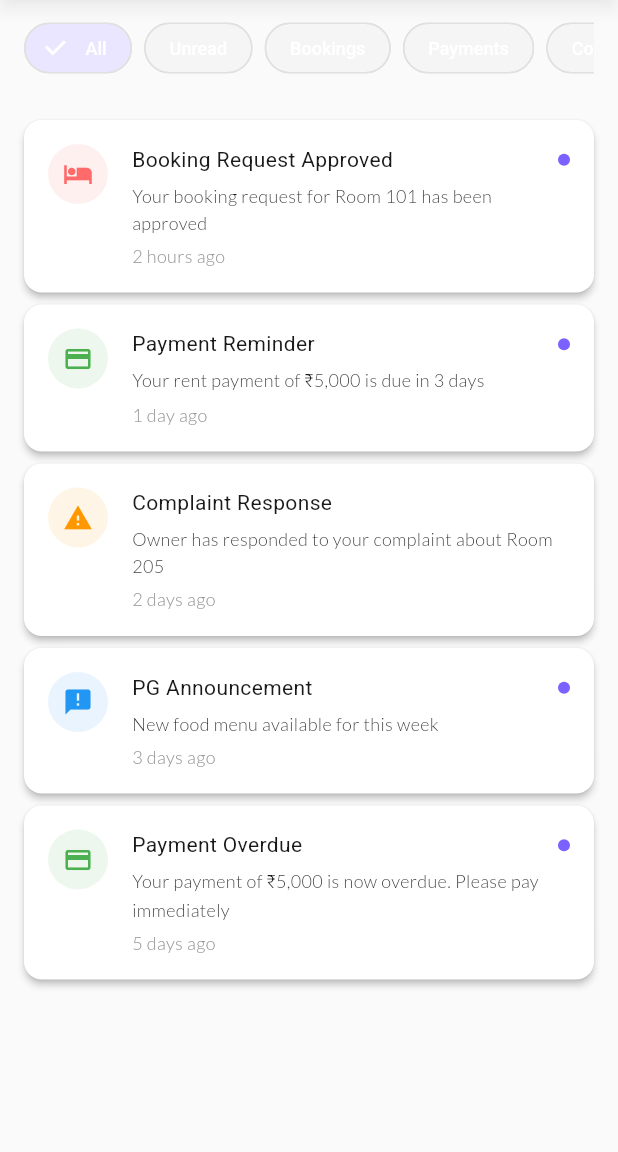
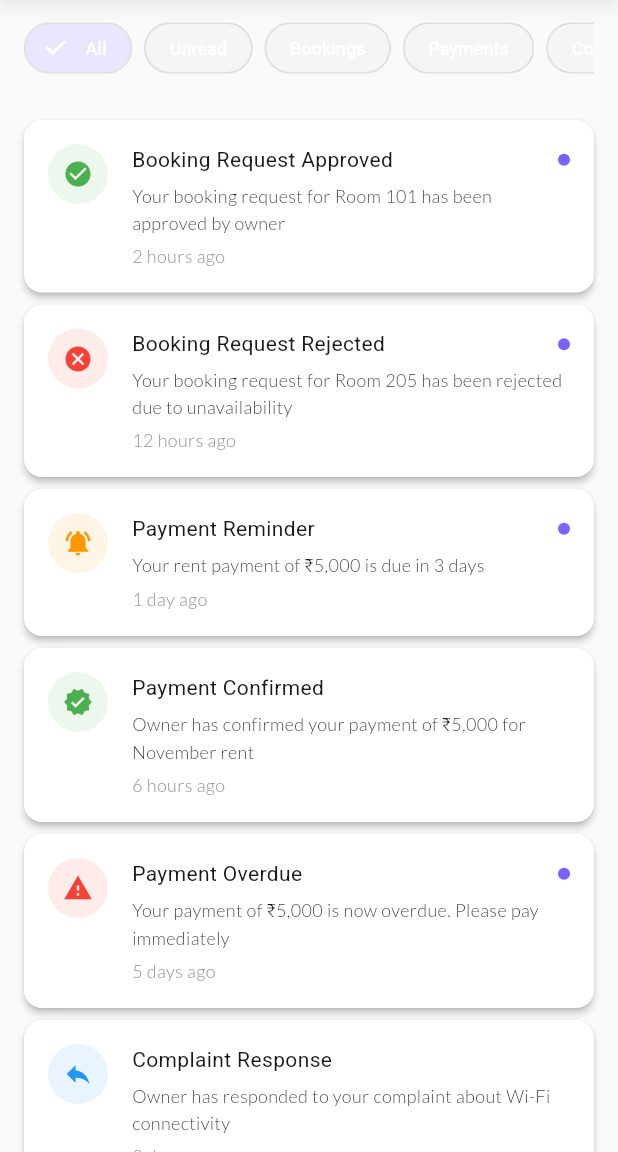
Before and after one commit to bantirathodtech/atitia, a Flutter app: the GuestNotificationsScreen screen opened by its route, on a phone screen of 412 x 824 dp, the part 84-1236 px from its top. Run offline on Flutter 3.47's test engine with Material 3 defaults, Android fonts, the phone set to English and light mode, and no system bars; our stand-ins replace cached_network_image, cloud_firestore, cloud_functions, connectivity_plus, equatable, firebase_analytics and 15 more; missing offline and left inert: encrypt, firebase_app_check, firebase_performance, google_sign_in_all_platforms; accounts and stored records are empty; statements that could not run were skipped; project files that could hold a hidden picture were left out.

Commit message:
feat(notifications): implement complete role-based communication system
Owner Notifications (receives FROM guests):
- Add filters: Complaints, Bed Changes, Services
- Notification types: booking_request, payment_received, complaint_filed, bed_change_request, service_request
- Updated icons and colors for each notification type
- Sample data reflects guest → owner communication

Guest Notifications (receives FROM owner):
- Add filters: Bed Changes, Services
- Notification types: booking_approved/rejected, payment_reminder/confirmed/overdue, complaint_response, bed_change_approved/rejected, pg_announcement, service_response
- Updated icons and colors for each notification type
- Sample data reflects owner → guest communication

Complete bidirectional communication flow:
- Guest → Owner: Booking requests, payments, complaints, bed changes, service requests
- Owner → Guest: Booking responses, payment updates, complaint responses, bed change responses, PG announcements, service responses

```diff
--- a/lib/feature/guest_dashboard/notifications/view/screens/guest_notifications_screen.dart
+++ b/lib/feature/guest_dashboard/notifications/view/screens/guest_notifications_screen.dart
@@ -9,12 +9,11 @@ import 'package:flutter/material.dart';
 import '../../../../../common/styles/colors.dart';
 import '../../../../../common/styles/spacing.dart';
 import '../../../../../common/widgets/app_bars/adaptive_app_bar.dart';
-import '../../../../../common/widgets/drawers/guest_drawer.dart';
+import '../../../../../common/widgets/cards/adaptive_card.dart';
+import '../../../../../common/widgets/indicators/empty_state.dart';
 import '../../../../../common/widgets/text/body_text.dart';
 import '../../../../../common/widgets/text/caption_text.dart';
-import '../../../../../common/widgets/cards/adaptive_card.dart';
-import '../../../../../common/widgets/indicators/empty_state.dart';
-import '../../../../../common/widgets/chips/filter_chip.dart';
+import '../../../shared/widgets/guest_drawer.dart';
 
 /// Notifications screen for guests
 class GuestNotificationsScreen extends StatefulWidget {
@@ -28,47 +27,79 @@ class GuestNotificationsScreen extends StatefulWidget {
 class _GuestNotificationsScreenState extends State<GuestNotificationsScreen> {
   String _selectedFilter = 'All';
 
-  // Sample notifications data based on guest usage
+  // Sample notifications data - Guest receives notifications FROM owner
   final List<Map<String, dynamic>> _notifications = [
     {
       'id': '1',
       'title': 'Booking Request Approved',
-      'body': 'Your booking request for Room 101 has been approved',
-      'type': 'booking',
+      'body': 'Your booking request for Room 101 has been approved by owner',
+      'type': 'booking_approved',
       'timestamp': DateTime.now().subtract(const Duration(hours: 2)),
       'read': false,
     },
     {
       'id': '2',
+      'title': 'Booking Request Rejected',
+      'body': 'Your booking request for Room 205 has been rejected due to unavailability',
+      'type': 'booking_rejected',
+      'timestamp': DateTime.now().subtract(const Duration(hours: 12)),
+      'read': false,
+    },
+    {
+      'id': '3',
       'title': 'Payment Reminder',
       'body': 'Your rent payment of ₹5,000 is due in 3 days',
-      'type': 'payment',
+      'type': 'payment_reminder',
       'timestamp': DateTime.now().subtract(const Duration(days: 1)),
       'read': false,
     },
     {
-      'id': '3',
-      'title': 'Complaint Response',
-      'body': 'Owner has responded to your complaint about Room 205',
-      'type': 'complaint',
-      'timestamp': DateTime.now().subtract(const Duration(days: 2)),
+      'id': '4',
+      'title': 'Payment Confirmed',
+      'body': 'Owner has confirmed your payment of ₹5,000 for November rent',
+      'type': 'payment_confirmed',
+      'timestamp': DateTime.now().subtract(const Duration(hours: 6)),
       'read': true,
-    },
-    {
-      'id': '4',
-      'title': 'PG Announcement',
-      'body': 'New food menu available for this week',
-      'type': 'pg_update',
-      'timestamp': DateTime.now().subtract(const Duration(days: 3)),
-      'read': false,
     },
     {
       'id': '5',
       'title': 'Payment Overdue',
       'body': 'Your payment of ₹5,000 is now overdue. Please pay immediately',
-      'type': 'payment',
+      'type': 'payment_overdue',
       'timestamp': DateTime.now().subtract(const Duration(days: 5)),
       'read': false,
+    },
+    {
+      'id': '6',
+      'title': 'Complaint Response',
+      'body': 'Owner has responded to your complaint about Wi-Fi connectivity',
+      'type': 'complaint_response',
+      'timestamp': DateTime.now().subtract(const Duration(days: 2)),
+      'read': true,
+    },
+    {
+      'id': '7',
+      'title': 'Bed Change Approved',
+      'body': 'Your bed change request from Room 101 to Room 205 has been approved',
+      'type': 'bed_change_approved',
+      'timestamp': DateTime.now().subtract(const Duration(hours: 8)),
+      'read': false,
+    },
+    {
+      'id': '8',
+      'title': 'PG Announcement',
+      'body': 'New food menu available for this week. Check the food section',
+      'type': 'pg_announcement',
+      'timestamp': DateTime.now().subtract(const Duration(days: 3)),
+      'read': false,
+    },
+    {
+      'id': '9',
+      'title': 'Service Request Resolved',
+      'body': 'Owner has resolved your service request for AC repair in Room 205',
+      'type': 'service_response',
+      'timestamp': DateTime.now().subtract(const Duration(hours: 4)),
+      'read': true,
     },
   ];
 
@@ -132,7 +163,11 @@ class _GuestNotificationsScreenState extends State<GuestNotificationsScreen> {
             const SizedBox(width: AppSpacing.paddingS),
             _buildFilterChip('Complaints'),
             const SizedBox(width: AppSpacing.paddingS),
+            _buildFilterChip('Bed Changes'),
+            const SizedBox(width: AppSpacing.paddingS),
             _buildFilterChip('PG Updates'),
+            const SizedBox(width: AppSpacing.paddingS),
+            _buildFilterChip('Services'),
           ],
         ),
       ),
@@ -159,19 +194,34 @@ class _GuestNotificationsScreenState extends State<GuestNotificationsScreen> {
       return _notifications.where((n) => !(n['read'] as bool)).toList();
     } else if (_selectedFilter == 'Bookings') {
       return _notifications
-          .where((n) => n['type'] == 'booking')
+          .where((n) =>
+              n['type'] == 'booking_approved' ||
+              n['type'] == 'booking_rejected')
           .toList();
     } else if (_selectedFilter == 'Payments') {
       return _notifications
-          .where((n) => n['type'] == 'payment')
+          .where((n) =>
+              n['type'] == 'payment_reminder' ||
+              n['type'] == 'payment_confirmed' ||
+              n['type'] == 'payment_overdue')
           .toList();
     } else if (_selectedFilter == 'Complaints') {
       return _notifications
-          .where((n) => n['type'] == 'complaint')
+          .where((n) => n['type'] == 'complaint_response')
+          .toList();
+    } else if (_selectedFilter == 'Bed Changes') {
+      return _notifications
+          .where((n) =>
+              n['type'] == 'bed_change_approved' ||
+              n['type'] == 'bed_change_rejected')
           .toList();
     } else if (_selectedFilter == 'PG Updates') {
       return _notifications
-          .where((n) => n['type'] == 'pg_update')
+          .where((n) => n['type'] == 'pg_announcement')
+          .toList();
+    } else if (_selectedFilter == 'Services') {
+      return _notifications
+          .where((n) => n['type'] == 'service_response')
           .toList();
     }
     return _notifications;
@@ -249,13 +299,25 @@ class _GuestNotificationsScreenState extends State<GuestNotificationsScreen> {
 
   Color _getNotificationColor(String type) {
     switch (type) {
-      case 'booking':
+      case 'booking_approved':
+        return Colors.green;
+      case 'booking_rejected':
+        return Colors.red;
+      case 'payment_reminder':
+        return Colors.orange;
+      case 'payment_confirmed':
+        return Colors.green;
+      case 'payment_overdue':
+        return Colors.red;
+      case 'complaint_response':
+        return Colors.blue;
+      case 'bed_change_approved':
+        return Colors.green;
+      case 'bed_change_rejected':
+        return Colors.red;
+      case 'pg_announcement':
         return AppColors.secondary;
-      case 'payment':
-        return Colors.green;
-      case 'complaint':
-        return Colors.orange;
-      case 'pg_update':
+      case 'service_response':
         return Colors.blue;
       default:
         return AppColors.primary;
@@ -264,14 +326,26 @@ class _GuestNotificationsScreenState extends State<GuestNotificationsScreen> {
 
   IconData _getNotificationIcon(String type) {
     switch (type) {
-      case 'booking':
-        return Icons.hotel;
-      case 'payment':
-        return Icons.payment;
-      case 'complaint':
-        return Icons.report_problem;
-      case 'pg_update':
+      case 'booking_approved':
+        return Icons.check_circle;
+      case 'booking_rejected':
+        return Icons.cancel;
+      case 'payment_reminder':
+        return Icons.notifications_active;
+      case 'payment_confirmed':
+        return Icons.verified;
+      case 'payment_overdue':
+        return Icons.warning;
+      case 'complaint_response':
+        return Icons.reply;
+      case 'bed_change_approved':
+        return Icons.check_circle;
+      case 'bed_change_rejected':
+        return Icons.cancel;
+      case 'pg_announcement':
         return Icons.announcement;
+      case 'service_response':
+        return Icons.build;
       default:
         return Icons.notifications;
     }
--- a/lib/feature/owner_dashboard/notifications/view/screens/owner_notifications_screen.dart
+++ b/lib/feature/owner_dashboard/notifications/view/screens/owner_notifications_screen.dart
@@ -27,13 +27,13 @@ class OwnerNotificationsScreen extends StatefulWidget {
 class _OwnerNotificationsScreenState extends State<OwnerNotificationsScreen> {
   String _selectedFilter = 'All';
 
-  // Sample notifications data
+  // Sample notifications data - Owner receives notifications FROM guests
   final List<Map<String, dynamic>> _notifications = [
     {
       'id': '1',
       'title': 'New Booking Request',
       'body': 'Guest John Doe requested booking for Room 101',
-      'type': 'booking',
+      'type': 'booking_request',
       'timestamp': DateTime.now().subtract(const Duration(hours: 2)),
       'read': false,
     },
@@ -41,15 +41,31 @@ class _OwnerNotificationsScreenState extends State<OwnerNotificationsScreen> {
       'id': '2',
       'title': 'Payment Received',
       'body': 'Payment of ₹5,000 received from Guest ABC',
-      'type': 'payment',
+      'type': 'payment_received',
       'timestamp': DateTime.now().subtract(const Duration(days: 1)),
       'read': false,
     },
     {
       'id': '3',
+      'title': 'Complaint Filed',
+      'body': 'Guest XYZ filed a complaint about Wi-Fi connectivity in Room 205',
+      'type': 'complaint_filed',
+      'timestamp': DateTime.now().subtract(const Duration(hours: 5)),
+      'read': false,
+    },
+    {
+      'id': '4',
+      'title': 'Bed Change Request',
+      'body': 'Guest ABC requested bed change from Room 101 to Room 205',
+      'type': 'bed_change_request',
+      'timestamp': DateTime.now().subtract(const Duration(days: 1)),
+      'read': true,
+    },
+    {
+      'id': '5',
       'title': 'Service Request',
-      'body': 'New service request for Room 205',
-      'type': 'service',
+      'body': 'New service request for Room 205 - AC not working',
+      'type': 'service_request',
       'timestamp': DateTime.now().subtract(const Duration(days: 2)),
       'read': true,
     },
@@ -115,6 +131,10 @@ class _OwnerNotificationsScreenState extends State<OwnerNotificationsScreen> {
             const SizedBox(width: AppSpacing.paddingS),
             _buildFilterChip('Payments'),
             const SizedBox(width: AppSpacing.paddingS),
+            _buildFilterChip('Complaints'),
+            const SizedBox(width: AppSpacing.paddingS),
+            _buildFilterChip('Bed Changes'),
+            const SizedBox(width: AppSpacing.paddingS),
             _buildFilterChip('Services'),
           ],
         ),
@@ -140,11 +160,28 @@ class _OwnerNotificationsScreenState extends State<OwnerNotificationsScreen> {
       return _notifications;
     } else if (_selectedFilter == 'Unread') {
       return _notifications.where((n) => !(n['read'] as bool)).toList();
-    } else {
+    } else if (_selectedFilter == 'Bookings') {
       return _notifications
-          .where((n) => n['type'] == _selectedFilter.toLowerCase())
+          .where((n) => n['type'] == 'booking_request')
+          .toList();
+    } else if (_selectedFilter == 'Payments') {
+      return _notifications
+          .where((n) => n['type'] == 'payment_received')
+          .toList();
+    } else if (_selectedFilter == 'Complaints') {
+      return _notifications
+          .where((n) => n['type'] == 'complaint_filed')
+          .toList();
+    } else if (_selectedFilter == 'Bed Changes') {
+      return _notifications
+          .where((n) => n['type'] == 'bed_change_request')
+          .toList();
+    } else if (_selectedFilter == 'Services') {
+      return _notifications
+          .where((n) => n['type'] == 'service_request')
           .toList();
     }
+    return _notifications;
   }
 
   Widget _buildNotificationCard(Map<String, dynamic> notification) {
@@ -219,11 +256,15 @@ class _OwnerNotificationsScreenState extends State<OwnerNotificationsScreen> {
 
   Color _getNotificationColor(String type) {
     switch (type) {
-      case 'booking':
+      case 'booking_request':
         return AppColors.secondary;
-      case 'payment':
+      case 'payment_received':
         return Colors.green;
-      case 'service':
+      case 'complaint_filed':
+        return Colors.red;
+      case 'bed_change_request':
+        return Colors.blue;
+      case 'service_request':
         return Colors.orange;
       default:
         return AppColors.primary;
@@ -232,11 +273,15 @@ class _OwnerNotificationsScreenState extends State<OwnerNotificationsScreen> {
 
   IconData _getNotificationIcon(String type) {
     switch (type) {
-      case 'booking':
+      case 'booking_request':
         return Icons.hotel;
-      case 'payment':
+      case 'payment_received':
         return Icons.payment;
-      case 'service':
+      case 'complaint_filed':
+        return Icons.report_problem;
+      case 'bed_change_request':
+        return Icons.bed;
+      case 'service_request':
         return Icons.build;
       default:
         return Icons.notifications;
```
